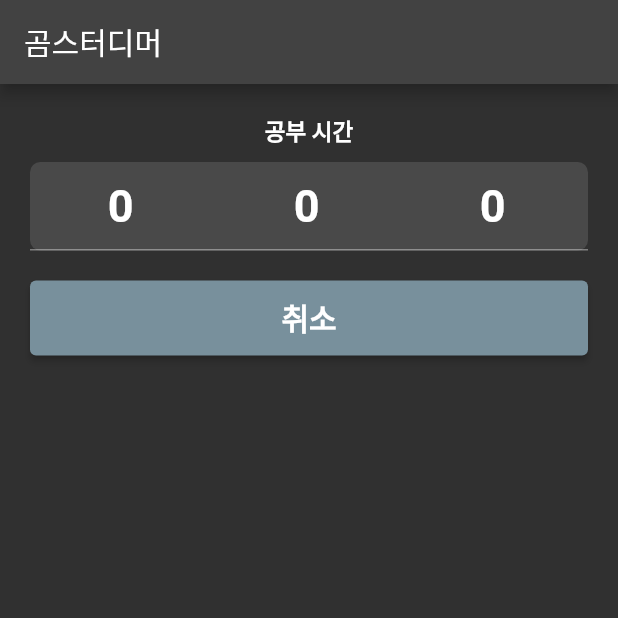
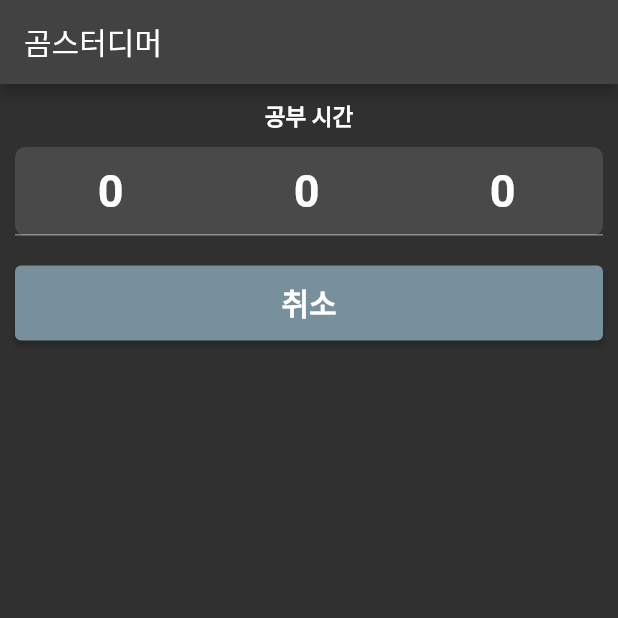
Before and after one commit to MISEONGKIM/studimer, a Flutter app: the screen it shows after launch, after a tap on "12", on a phone screen of 412 x 824 dp, the top half of it. Run offline on Flutter 3.47's test engine with Material 2 defaults, Android fonts, the phone set to English and light mode, and no system bars; our stand-ins replace floor, flutter_local_notifications, numberpicker, sqflite, vibration; missing offline and left inert: flutter_background_service, flutter_ringtone_player; accounts and stored records are empty; generated files the repository leaves out were written again.

Commit message:
fix : fontsize and AxisAlignment center

```diff
--- a/lib/src/presentation/views/main_view.dart
+++ b/lib/src/presentation/views/main_view.dart
@@ -23,7 +23,7 @@ class MainView extends StatelessWidget {
         title: const Text('곰스터디머'),
       ),
       body: Container(
-        padding: const EdgeInsets.all(20),
+        padding: const EdgeInsets.all(10),
         child: CycleOptionPrvdConsumer(builder: (context, provider) {
           return Column(children: [
             _enableCheck(
--- a/lib/src/presentation/widgets/timer/index.dart
+++ b/lib/src/presentation/widgets/timer/index.dart
@@ -19,7 +19,7 @@ class TimerWidget<T> extends StatelessWidget {
   Widget build(BuildContext context) {
     return Container(
         margin: const EdgeInsets.only(bottom: 20),
-        child: Column(children: [
+        child: Column(mainAxisAlignment: MainAxisAlignment.center, children: [
           Text(
             title,
             style: const TextStyle(
--- a/lib/src/presentation/widgets/timer/timer_number_picker_container.dart
+++ b/lib/src/presentation/widgets/timer/timer_number_picker_container.dart
@@ -15,7 +15,7 @@ class TimerNumberPickerContainer extends StatelessWidget {
               color: Colors.white12,
               borderRadius: BorderRadius.circular(7),
             ),
-            child: Row(children: [
+            child: Row(mainAxisAlignment: MainAxisAlignment.center, children: [
               TimerNumberPicker(
                   onChange: (int newValue) {
                     provider.setHour(newValue);
--- a/lib/src/presentation/widgets/timer/timer_number_textfiled_container.dart
+++ b/lib/src/presentation/widgets/timer/timer_number_textfiled_container.dart
@@ -28,7 +28,7 @@ class TimerNumberTextFieldContainer extends StatelessWidget {
               color: Colors.white12,
               borderRadius: BorderRadius.circular(7),
             ),
-            child: Row(children: [
+            child: Row(mainAxisAlignment: MainAxisAlignment.center, children: [
               TimerNumberTextField(
                   focus: focusList[0],
                   initialValue: provider.t.hour,
--- a/lib/src/presentation/widgets/timer/timer_text_container.dart
+++ b/lib/src/presentation/widgets/timer/timer_text_container.dart
@@ -8,7 +8,7 @@ class TimerTextContainer extends StatelessWidget {
   Widget build(BuildContext context) {
     return consumer(builder: (context, provider) {
       const style = TextStyle(
-        fontSize: 70,
+        fontSize: 60,
         fontWeight: FontWeight.bold,
       );
 
```
